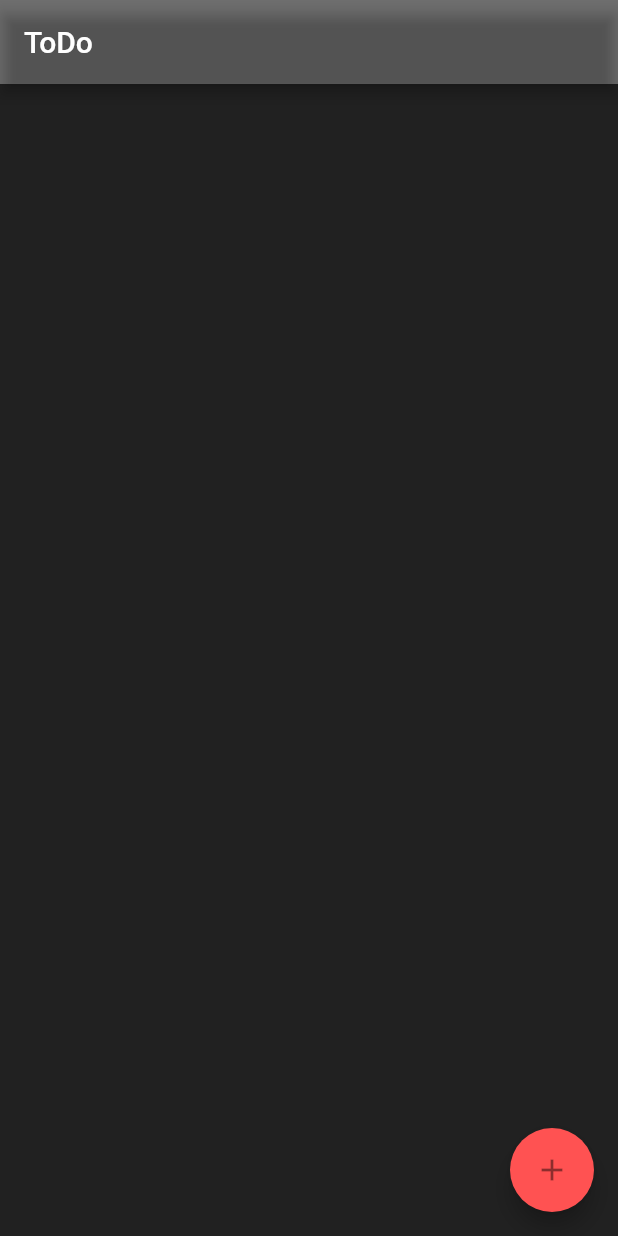
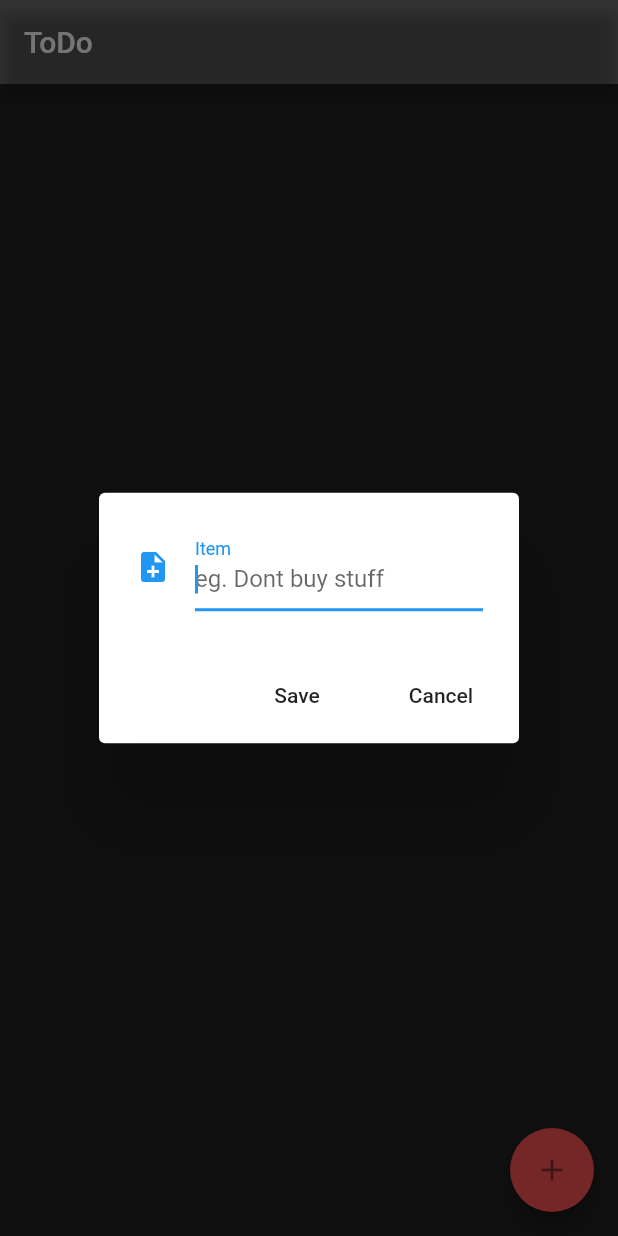
Before and after one commit to jithinlal/flutter_no_todo, a Flutter app: the screen it shows after launch, after a tap on the "add" icon, on a phone screen of 412 x 824 dp. Run offline on Flutter 3.47's test engine with Material 2 defaults, Android fonts, the phone set to English and light mode, and no system bars; our stand-ins replace sqflite; accounts and stored records are empty.

Commit message:
database base commit

```diff
--- a/lib/ui/notodo_screen.dart
+++ b/lib/ui/notodo_screen.dart
@@ -1,4 +1,6 @@
 import 'package:flutter/material.dart';
+import 'package:todo/model/nodo_item.dart';
+import 'package:todo/util/database_client.dart';
 
 class NoToDoScreen extends StatefulWidget {
   @override
@@ -6,6 +8,16 @@ class NoToDoScreen extends StatefulWidget {
 }
 
 class _NoToDoScreenState extends State<NoToDoScreen> {
+  final TextEditingController _textEditingController =
+      new TextEditingController();
+  var db = new DatabaseHelper();
+  void _handleSubmit(String text) async {
+    _textEditingController.clear();
+    NoDoItem noDoItem = new NoDoItem(text, DateTime.now().toIso8601String());
+    int savedItemId = await db.saveItem(noDoItem);
+    print('Item saved with id: $savedItemId');
+  }
+
   @override
   Widget build(BuildContext context) {
     return Scaffold(
@@ -22,5 +34,40 @@ class _NoToDoScreenState extends State<NoToDoScreen> {
     );
   }
 
-  void _showFormDialog() {}
+  void _showFormDialog() {
+    var alert = AlertDialog(
+      content: Row(
+        children: <Widget>[
+          Expanded(
+            child: TextField(
+              controller: _textEditingController,
+              autofocus: true,
+              decoration: InputDecoration(
+                  labelText: 'Item',
+                  hintText: 'eg. Dont buy stuff',
+                  icon: Icon(Icons.note_add)),
+            ),
+          )
+        ],
+      ),
+      actions: <Widget>[
+        FlatButton(
+            onPressed: () {
+              _handleSubmit(_textEditingController.text);
+              _textEditingController.clear();
+            },
+            child: Text('Save')),
+        FlatButton(
+            onPressed: () {
+              Navigator.pop(context);
+            },
+            child: Text('Cancel'))
+      ],
+    );
+    showDialog(
+        context: context,
+        builder: (_) {
+          return alert;
+        });
+  }
 }
--- /dev/null
+++ b/lib/util/database_client.dart
@@ -0,0 +1,91 @@
+// you can always include this file
+// if you are using sqflite
+
+import 'dart:async';
+import 'dart:io';
+
+import 'package:path/path.dart';
+import 'package:path_provider/path_provider.dart';
+import 'package:sqflite/sqflite.dart';
+import 'package:todo/model/nodo_item.dart';
+
+class DatabaseHelper {
+  static final DatabaseHelper _instance = new DatabaseHelper.internal();
+  factory DatabaseHelper() => _instance;
+
+  final String tableName = 'nodoTbl';
+  final String columnId = 'id';
+  final String columnItemName = 'itemName';
+  final String columnDateCreated = 'dateCreated';
+
+  static Database _db;
+
+  DatabaseHelper.internal();
+
+  Future<Database> get db async {
+    if (_db != null) {
+      return _db;
+    }
+    _db = await initDb();
+    return _db;
+  }
+
+  initDb() async {
+    Directory documentDirectory = await getApplicationDocumentsDirectory();
+    String path = join(documentDirectory.path, 'notodo_db.db');
+    var ourDb = await openDatabase(path, version: 1, onCreate: _onCreate);
+    return ourDb;
+  }
+
+  void _onCreate(Database db, int version) async {
+    await db.execute(
+        'CREATE TABLE $tableName(id INTEGER PRIMARY KEY, $columnItemName TEXT, $columnDateCreated TEXT)');
+  }
+
+  Future<int> saveItem(NoDoItem item) async {
+    var dbClient = await db;
+    int res = await dbClient.insert('$tableName', item.toMap());
+    print(res.toString());
+    return res;
+  }
+
+  Future<List> getItems() async {
+    var dbClient = await db;
+    var result = await dbClient
+        .rawQuery('SELECT * FROM $tableName ORDER BY $columnItemName ASC');
+    return result.toList();
+  }
+
+  Future<int> getCount() async {
+    var dbClient = await db;
+    return Sqflite.firstIntValue(
+        await dbClient.rawQuery('SELECT COUNT(*) FROM $tableName'));
+  }
+
+  Future<NoDoItem> getItem(int id) async {
+    var dbClient = await db;
+    var result =
+        await dbClient.rawQuery('SELECT * FROM $tableName WHERE id=$id');
+    if (result.length == 0) {
+      return null;
+    }
+    return new NoDoItem.fromMap(result.first);
+  }
+
+  Future<int> deleteItem(int id) async {
+    var dbClient = await db;
+    return await dbClient
+        .delete(tableName, where: "$columnId = ?", whereArgs: [id]);
+  }
+
+  Future<int> updateItem(NoDoItem item) async {
+    var dbClient = await db;
+    return await dbClient.update('$tableName', item.toMap(),
+        where: '$columnId=?', whereArgs: [item.id]);
+  }
+
+  Future close() async {
+    var dbClient = await db;
+    return dbClient.close();
+  }
+}
```
